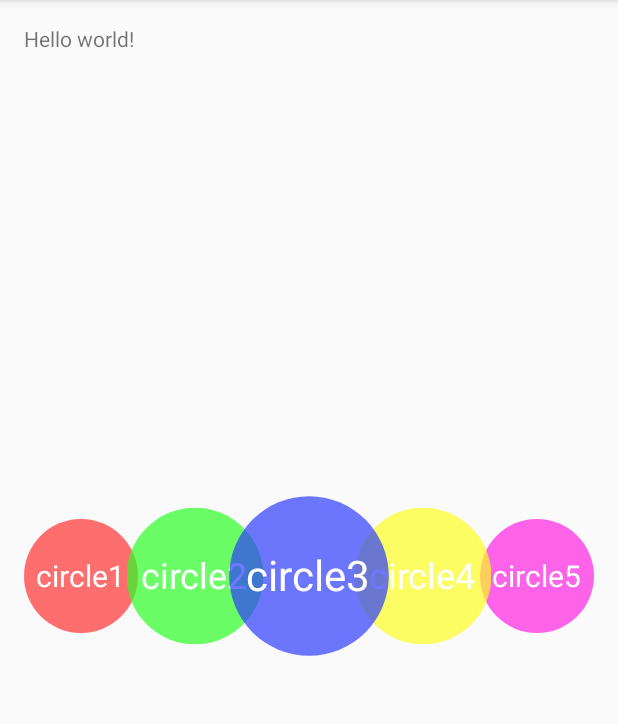
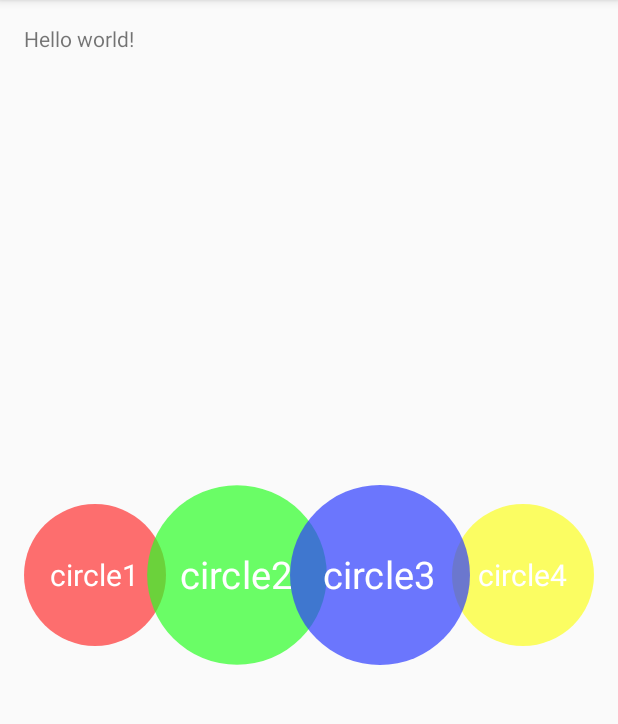
Before and after one commit to mufans/LoopScrollCircleLabel, an Android app: the screen it shows after launch (MainActivity), on a phone screen of 412 x 824 dp, the part 84-808 px from its top. Run offline under Robolectric (Android 15) with nearby library versions, the phone set to English and light mode, and no system bars.

Commit message:
fix exception

```diff
--- a/app/src/main/java/com/mufans/loopscrollcirclelabel/BaseAdapter.java
+++ b/app/src/main/java/com/mufans/loopscrollcirclelabel/BaseAdapter.java
@@ -15,15 +15,13 @@ public abstract class BaseAdapter {
      * @return
      */
     public abstract int getCount();
-
+//
     /**
      * 获取itemView
      *
      * @param pos
      * @param itemView
-     * @param containerView
-     * @return
+     * @param containerView * @return
      */
     public abstract View getItemView(int pos, View itemView, ViewGroup containerView);
-
 }
--- a/app/src/main/java/com/mufans/loopscrollcirclelabel/LooperScrollContainer.java
+++ b/app/src/main/java/com/mufans/loopscrollcirclelabel/LooperScrollContainer.java
@@ -2,6 +2,7 @@ package com.mufans.loopscrollcirclelabel;
 
 import android.animation.ValueAnimator;
 import android.content.Context;
+import android.content.res.TypedArray;
 import android.util.AttributeSet;
 import android.util.Log;
 import android.view.MotionEvent;
@@ -23,6 +24,7 @@ public class LooperScrollContainer extends ViewGroup {
     private static final String TAG = LooperScrollContainer.class.getName();
 
     private static final int SCREEN_SHOW_COUNT = 5;
+
     private static final float SCALE_FACTOR = 0.4f; //缩放倍率
     private static final int STATUS_REST = 0;
     private static final int STATUS_MOVE = 1;
@@ -47,17 +49,18 @@ public class LooperScrollContainer extends ViewGroup {
     private List<View> viewlist = new LinkedList<>();
 
     public LooperScrollContainer(Context context) {
-        super(context);
-        init(context);
+        this(context, null);
     }
 
     public LooperScrollContainer(Context context, AttributeSet attrs) {
-        super(context, attrs);
-        init(context);
+        this(context, attrs, 0);
     }
 
     public LooperScrollContainer(Context context, AttributeSet attrs, int defStyleAttr) {
         super(context, attrs, defStyleAttr);
+        TypedArray typedArray = context.obtainStyledAttributes(attrs, R.styleable.LooperScrollContainer);
+        maxCount = typedArray.getInt(R.styleable.LooperScrollContainer_max_visible_count, SCREEN_SHOW_COUNT);
+        typedArray.recycle();
         init(context);
     }
 
@@ -72,10 +75,10 @@ public class LooperScrollContainer extends ViewGroup {
         int width = MeasureSpec.getSize(widthMeasureSpec);
         int height = MeasureSpec.getSize(heightMeasureSpec);
 
-        childWidth = width / SCREEN_SHOW_COUNT;
+        childWidth = width / maxCount;
         childHeight = childWidth;
-        retainWidth = width - childWidth * SCREEN_SHOW_COUNT;
-        Log.d("measurewidth", childWidth + "," + width + "," + childWidth * SCREEN_SHOW_COUNT);
+        retainWidth = width - childWidth * maxCount;
+        Log.d("measurewidth", childWidth + "," + width + "," + childWidth * maxCount);
         measureChildren(MeasureSpec.makeMeasureSpec(childWidth, MeasureSpec.EXACTLY), MeasureSpec.makeMeasureSpec(childWidth, MeasureSpec.EXACTLY));
 
         if (getChildCount() > 0) {
@@ -295,11 +298,6 @@ public class LooperScrollContainer extends ViewGroup {
         if (firstVisiblePos < 0) {
             firstVisiblePos += dataCount;
         }
-        if (view != null) {
-            int pos = viewlist.indexOf(view);
-            Log.d(TAG, "anim:" + selectedPos + ":" + firstVisiblePos + ":" + pos);
-            looperAdapterWrapper.getItemView(pos, firstVisiblePos, view, LooperScrollContainer.this);
-        }
 
 
     }
@@ -307,7 +305,11 @@ public class LooperScrollContainer extends ViewGroup {
     public void setAdapter(BaseAdapter adapter) {
         viewlist.clear();
         removeAllViews();
-        looperAdapterWrapper = new LooperAdapterWrapper(SCREEN_SHOW_COUNT, adapter);
+        //调整屏幕可见个数
+        if (maxCount > adapter.getCount()) {
+            maxCount = adapter.getCount();
+        }
+        looperAdapterWrapper = new LooperAdapterWrapper(maxCount, adapter);
         for (int i = 0; i < looperAdapterWrapper.getCount(); i++) {
             View itemView = looperAdapterWrapper.getItemView(i, firstVisiblePos, null, this);
             viewlist.add(itemView);
--- a/app/src/main/java/com/mufans/loopscrollcirclelabel/MainActivity.java
+++ b/app/src/main/java/com/mufans/loopscrollcirclelabel/MainActivity.java
@@ -20,17 +20,17 @@ public class MainActivity extends AppCompatActivity {
         CircleItem circleItem2 = new CircleItem("circle2",R.drawable.circle1);
         CircleItem circleItem3 = new CircleItem("circle3",R.drawable.circle2);
         CircleItem circleItem4 = new CircleItem("circle4",R.drawable.circle3);
-        CircleItem circleItem5 = new CircleItem("circle5",R.drawable.circle4);
-        CircleItem circleItem6 = new CircleItem("circle6",R.drawable.circle);
-        CircleItem circleItem7 = new CircleItem("circle7",R.drawable.circle1);
+      //  CircleItem circleItem5 = new CircleItem("circle5",R.drawable.circle4);
+      //  CircleItem circleItem6 = new CircleItem("circle6",R.drawable.circle);
+      //  CircleItem circleItem7 = new CircleItem("circle7",R.drawable.circle1);
         List<CircleItem> list = new ArrayList<>();
         list.add(circleItem1);
         list.add(circleItem2);
         list.add(circleItem3);
         list.add(circleItem4);
-        list.add(circleItem5);
-        list.add(circleItem6);
-        list.add(circleItem7);
+      //  list.add(circleItem5);
+      //  list.add(circleItem6);
+      //  list.add(circleItem7);
         CircleAdapter circleAdapter = new CircleAdapter(this, list);
         looperScrollContainer.setAdapter(circleAdapter);
     }
--- a/app/src/main/res/layout/activity_main.xml
+++ b/app/src/main/res/layout/activity_main.xml
@@ -11,7 +11,7 @@
         android:id="@+id/looperSrollContainer"
         android:layout_width="match_parent"
         android:layout_centerInParent="true"
-        android:layout_height="wrap_content">
+       android:layout_height="wrap_content">
 
     </com.mufans.loopscrollcirclelabel.LooperScrollContainer>
 
--- a/app/src/main/res/values/attrs.xml
+++ b/app/src/main/res/values/attrs.xml
@@ -1,2 +1,6 @@
 <?xml version="1.0" encoding="utf-8"?>
-<resources></resources>
+<resources>
+    <declare-styleable name="LooperScrollContainer">
+        <attr name="max_visible_count" format="integer" />
+    </declare-styleable>
+</resources>
--- a/build.gradle
+++ b/build.gradle
@@ -5,7 +5,7 @@ buildscript {
         jcenter()
     }
     dependencies {
-        classpath 'com.android.tools.build:gradle:1.3.0'
+        classpath 'com.android.tools.build:gradle:2.2.0'
 
         // NOTE: Do not place your application dependencies here; they belong
         // in the individual module build.gradle files
```
Also changed, not shown: gradle/wrapper/gradle-wrapper.properties, 2 other files.
